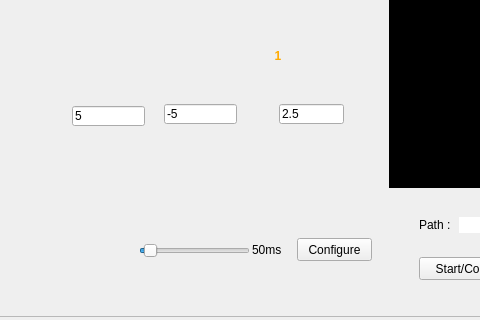
Qt form project 2/AO_StaticAO/staticao.ui (SJTUCourse/LAD) before a commit; both pictures show x 0 to 480 and y 160 to 480 of the 870 by 480 pixel window.
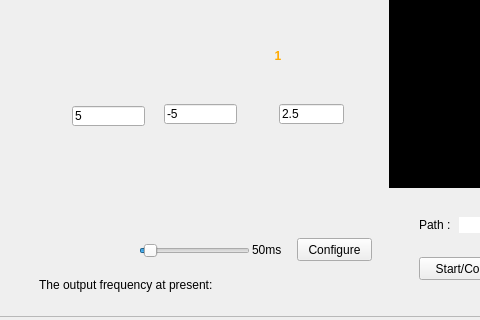
The same form after that commit. Icons and pictures are not drawn.

The edit to the form file:
```diff
--- a/project 2/AO_StaticAO/staticao.ui
+++ b/project 2/AO_StaticAO/staticao.ui
@@ -840,6 +840,38 @@
      <string>Output Mode ：</string>
     </property>
    </widget>
+   <widget class="QLabel" name="label_fre">
+    <property name="geometry">
+     <rect>
+      <x>40</x>
+      <y>440</y>
+      <width>201</width>
+      <height>16</height>
+     </rect>
+    </property>
+    <property name="styleSheet">
+     <string notr="true">font: 10pt &quot;Microsoft New Tai Lue&quot;;</string>
+    </property>
+    <property name="text">
+     <string>The output frequency at present:</string>
+    </property>
+   </widget>
+   <widget class="QLabel" name="lbl_fre">
+    <property name="geometry">
+     <rect>
+      <x>250</x>
+      <y>440</y>
+      <width>61</width>
+      <height>16</height>
+     </rect>
+    </property>
+    <property name="styleSheet">
+     <string notr="true">font: 10pt &quot;Microsoft New Tai Lue&quot;;</string>
+    </property>
+    <property name="text">
+     <string/>
+    </property>
+   </widget>
   </widget>
  </widget>
  <layoutdefault spacing="6" margin="11"/>
```
Left out of the diff: 2 changed lines with no effect on the pictures.
